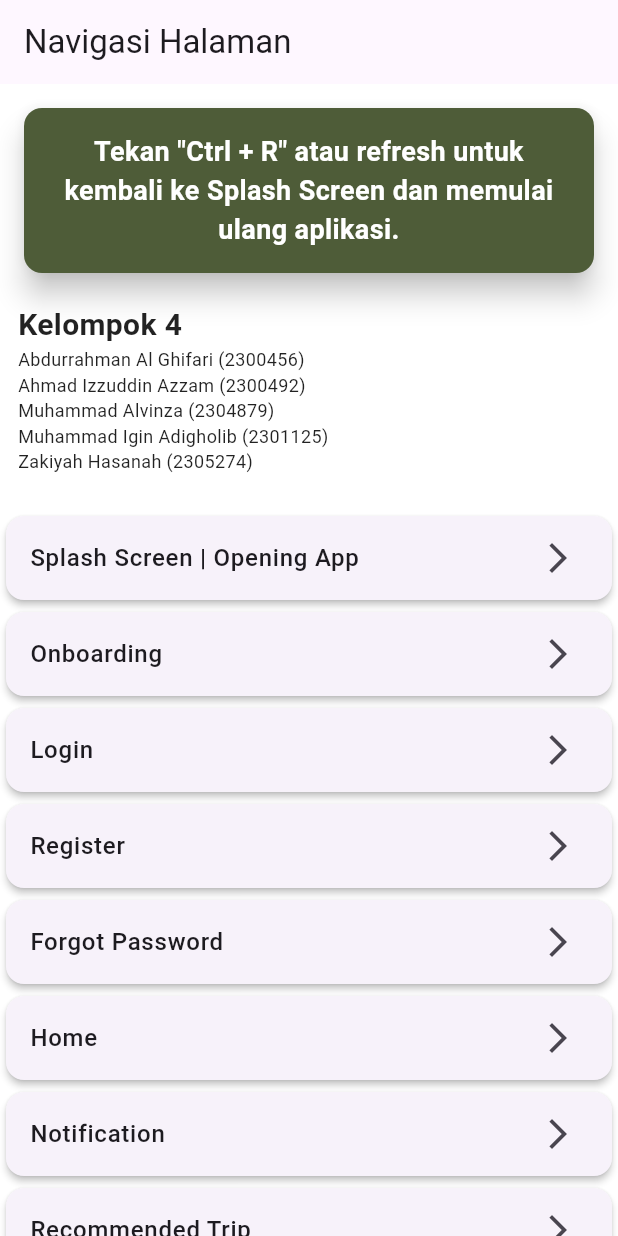
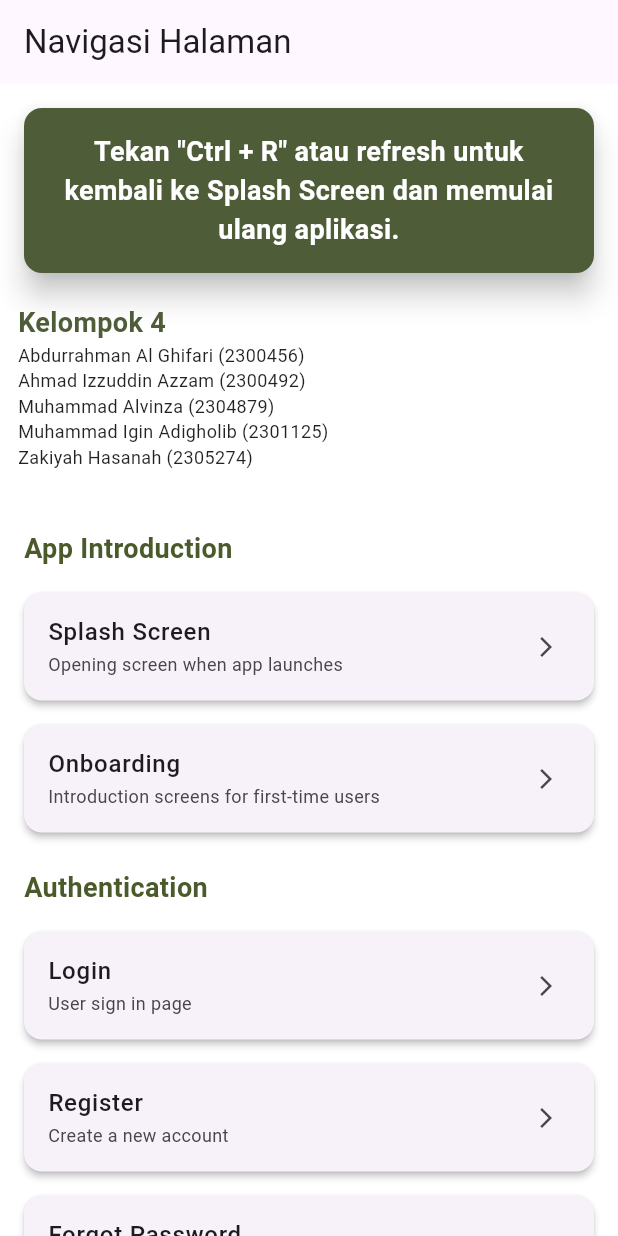
Before and after one commit to kiy4h/campedia, a Flutter app: the screen it shows after launch, on a phone screen of 412 x 824 dp. Run offline on Flutter 3.47's test engine with Material 3 defaults, Android fonts, the phone set to English and light mode, and no system bars; our stand-ins replace flutter_countdown_timer, flutter_map, font_awesome_flutter, google_fonts, latlong2.

Commit message:
navigation page: improve page buttons

```diff
--- a/lib/Tugas3MainPage/Tugas3MainPage.dart
+++ b/lib/Tugas3MainPage/Tugas3MainPage.dart
@@ -65,31 +65,143 @@ class Tugas3ProvisPage extends StatefulWidget {
 }
 
 class _Tugas3ProvisPageState extends State<Tugas3ProvisPage> {
-  final List<Map<String, dynamic>> pages = [
-    {'title': 'Splash Screen | Opening App', 'page': SplashScreen()},
-    {'title': 'Onboarding', 'page': OnboardingScreen()},
-    {'title': 'Login', 'page': SignIn()},
-    {'title': 'Register', 'page': Register()},
-    {'title': 'Forgot Password', 'page': ForgotPassword()},
-    {'title': 'Home', 'page': HomePage()},
-    {'title': 'Notification', 'page': NotificationPage()},
-    {'title': 'Recommended Trip', 'page': RecommendedGearTripPage()},
-    // {'title': 'Fresh Trending Gear', 'page': TrendingGearPage()},
-    {'title': 'Categories', 'page': CategoriesPage()},
-    {'title': 'All Item Page', 'page': AllItemList()},
-    {'title': 'Favorite', 'page': FavoritePage()},
-    {'title': 'Profile', 'page': ProfilePage()},
-    {'title': 'Edit Profile', 'page': SettingsPage()},
-    {'title': 'Shopping', 'page': Shoping()},
-    {'title': 'Checkout', 'page': Checkout()},
-    {'title': 'Checkout 2', 'page': Checkout2()},
-    {'title': 'Thank You', 'page': ThankYouPage()},
-    {'title': 'Pengambilan Barang 1', 'page': Step1Page()},
-    {'title': 'Pengambilan Barang 2', 'page': Step2Page()},
-    {'title': 'Pengambilan Barang 3', 'page': Step3Page()},
-    {'title': 'Review dari User', 'page': ReviewPage()},
+  final List<Map<String, dynamic>> pageSections = [
+    {
+      'title': 'App Introduction',
+      'pages': [
+        {
+          'title': 'Splash Screen',
+          'description': 'Opening screen when app launches',
+          'page': SplashScreen()
+        },
+        {
+          'title': 'Onboarding',
+          'description': 'Introduction screens for first-time users',
+          'page': OnboardingScreen()
+        },
+      ]
+    },
+    {
+      'title': 'Authentication',
+      'pages': [
+        {
+          'title': 'Login',
+          'description': 'User sign in page',
+          'page': SignIn()
+        },
+        {
+          'title': 'Register',
+          'description': 'Create a new account',
+          'page': Register()
+        },
+        {
+          'title': 'Forgot Password',
+          'description': 'Password recovery page',
+          'page': ForgotPassword()
+        },
+      ]
+    },
+    {
+      'title': 'Main App Pages',
+      'pages': [
+        {
+          'title': 'Home',
+          'description': 'Main dashboard with featured content',
+          'page': HomePage()
+        },
+        {
+          'title': 'Notification',
+          'description': 'User notifications center',
+          'page': NotificationPage()
+        },
+        {
+          'title': 'Recommended Trip',
+          'description': 'Gear recommendations for trips',
+          'page': RecommendedGearTripPage()
+        },
+        {
+          'title': 'Categories',
+          'description': 'Browse gear by category',
+          'page': CategoriesPage()
+        },
+        {
+          'title': 'All Item Page',
+          'description': 'Complete list of available items',
+          'page': AllItemList()
+        },
+        {
+          'title': 'Favorite',
+          'description': 'User saved favorites',
+          'page': FavoritePage()
+        },
+      ]
+    },
+    {
+      'title': 'User Profile',
+      'pages': [
+        {
+          'title': 'Profile',
+          'description': 'User profile page',
+          'page': ProfilePage()
+        },
+        {
+          'title': 'Edit Profile',
+          'description': 'Profile settings and editing',
+          'page': SettingsPage()
+        },
+      ]
+    },
+    {
+      'title': 'Shopping & Checkout',
+      'pages': [
+        {
+          'title': 'Shopping',
+          'description': 'Product browsing and selection',
+          'page': Shoping()
+        },
+        {
+          'title': 'Checkout',
+          'description': 'First step of payment process',
+          'page': Checkout()
+        },
+        {
+          'title': 'Checkout 2',
+          'description': 'Second step of payment process',
+          'page': Checkout2()
+        },
+        {
+          'title': 'Thank You',
+          'description': 'Order confirmation page',
+          'page': ThankYouPage()
+        },
+      ]
+    },
+    {
+      'title': 'Order Progress',
+      'pages': [
+        {
+          'title': 'Pengambilan Barang 1',
+          'description': 'Step 1 of item pickup process',
+          'page': Step1Page()
+        },
+        {
+          'title': 'Pengambilan Barang 2',
+          'description': 'Step 2 of item pickup process',
+          'page': Step2Page()
+        },
+        {
+          'title': 'Pengambilan Barang 3',
+          'description': 'Step 3 of item pickup process',
+          'page': Step3Page()
+        },
+        {
+          'title': 'Review dari User',
+          'description': 'User feedback and rating page',
+          'page': ReviewPage()
+        },
+      ]
+    },
   ];
-
   @override
   Widget build(BuildContext context) {
     return RawKeyboardListener(
@@ -109,7 +221,7 @@ class _Tugas3ProvisPageState extends State<Tugas3ProvisPage> {
         ),
         body: CustomScrollView(
           slivers: [
-            // Move the notification information into the main content area below the AppBar
+            // Notification and group information
             SliverToBoxAdapter(
               child: Padding(
                 padding: const EdgeInsets.all(12.0),
@@ -140,9 +252,10 @@ class _Tugas3ProvisPageState extends State<Tugas3ProvisPage> {
                     const Text(
                       "Kelompok 4",
                       style: TextStyle(
-                        fontSize: 20,
+                        fontSize: 18,
                         fontWeight: FontWeight.bold,
-                        color: Colors.black87,
+                        // color is primary color
+                        color: Color(0xFF4E5C38),
                       ),
                     ),
                     const Text(
@@ -157,33 +270,67 @@ class _Tugas3ProvisPageState extends State<Tugas3ProvisPage> {
                 ),
               ),
             ),
-            // The rest of the page content
+
+            // Page sections with grouped navigation
             SliverList(
               delegate: SliverChildBuilderDelegate(
                 (BuildContext context, int index) {
-                  return Card(
+                  final section = pageSections[index];
+                  return Column(
+                    crossAxisAlignment: CrossAxisAlignment.start,
+                    children: [
+                      Padding(
+                        padding: const EdgeInsets.only(
+                          left: 16.0,
+                          top: 16.0,
+                          bottom: 8.0,
+                        ),
+                        child: Text(
+                          section['title'],
+                          style: TextStyle(
+                            fontSize: 18,
+                            fontWeight: FontWeight.bold,
+                            color: Theme.of(context).primaryColor,
+                          ),
+                        ),
+                      ),
+                      ...section['pages'].map((page) {
+                        return Padding(
+                          padding: const EdgeInsets.symmetric(
+                            horizontal: 12.0,
+                            vertical: 4.0,
+                          ),
+                          child: Card(
                             elevation: 2,
                             shape: RoundedRectangleBorder(
                               borderRadius: BorderRadius.circular(12),
                             ),
                             child: ListTile(
                               title: Text(
-                        pages[index]['title'],
+                                page['title'],
                                 style: TextStyle(fontWeight: FontWeight.w500),
                               ),
-                      trailing: Icon(Icons.arrow_forward_ios),
+                              subtitle: Text(
+                                page['description'],
+                                style: TextStyle(fontSize: 12),
+                              ),
+                              trailing: Icon(Icons.arrow_forward_ios, size: 16),
                               onTap: () {
                                 Navigator.push(
                                   context,
                                   MaterialPageRoute(
-                            builder: (context) => pages[index]['page'],
+                                    builder: (context) => page['page'],
                                   ),
                                 );
                               },
                             ),
+                          ),
+                        );
+                      }).toList(),
+                    ],
                   );
                 },
-                childCount: pages.length,
+                childCount: pageSections.length,
               ),
             ),
           ],
```
Lines whose indentation alone changed are shown as unchanged.
